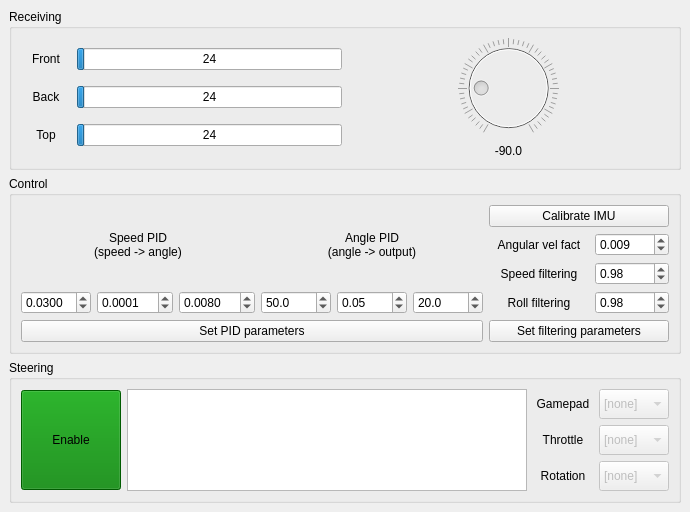
Before: the Qt Designer form src/rys_control/remote/src/UI/Layouts/RysRemoteMainWindowLayout.ui in GroupOfRobots/MiniRysV4ROS2, drawn with Qt 5.
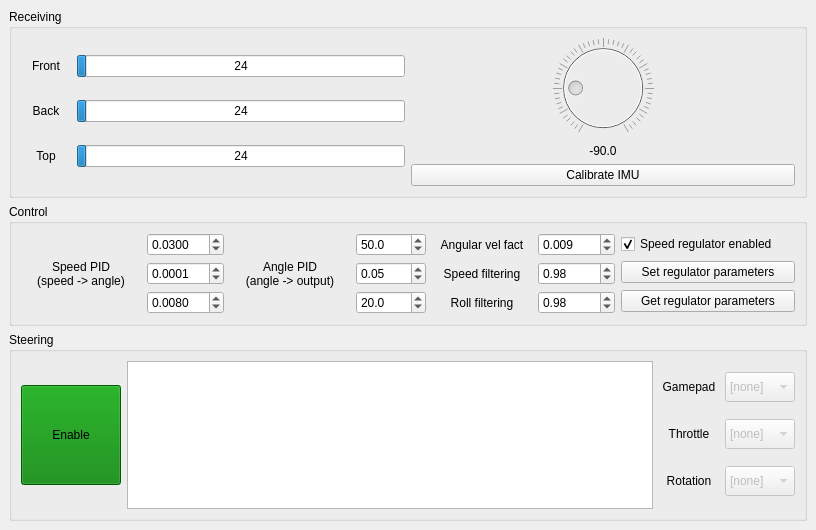
After: the same form once the commit is applied.

Commit message: rys_remote: * changed rys_messages->rys_interfaces * reorganized regulator settings, added disabling speed PID checkbox * changed buttons to set/get regulator parameters * added service clients to set/get regulator parameters (getter not implemented yet) * other minor changes

Patch:
```diff
--- a/src/rys_control/remote/src/UI/Layouts/RysRemoteMainWindowLayout.ui
+++ b/src/rys_control/remote/src/UI/Layouts/RysRemoteMainWindowLayout.ui
@@ -6,8 +6,8 @@
    <rect>
     <x>0</x>
     <y>0</y>
-    <width>690</width>
-    <height>499</height>
+    <width>816</width>
+    <height>530</height>
    </rect>
   </property>
   <property name="windowTitle">
@@ -257,6 +257,25 @@
            </property>
           </widget>
          </item>
+         <item>
+          <widget class="QPushButton" name="imuCalibrateButton">
+           <property name="sizePolicy">
+            <sizepolicy hsizetype="Minimum" vsizetype="Fixed">
+             <horstretch>0</horstretch>
+             <verstretch>0</verstretch>
+            </sizepolicy>
+           </property>
+           <property name="baseSize">
+            <size>
+             <width>0</width>
+             <height>0</height>
+            </size>
+           </property>
+           <property name="text">
+            <string>Calibrate IMU</string>
+           </property>
+          </widget>
+         </item>
         </layout>
        </item>
       </layout>
@@ -269,11 +288,7 @@
       </property>
       <layout class="QHBoxLayout" name="horizontalLayout_3">
        <item>
-        <layout class="QVBoxLayout" name="verticalLayout_4">
-         <item>
-          <layout class="QHBoxLayout" name="horizontalLayout_6">
-           <item>
-            <layout class="QVBoxLayout" name="verticalLayout_3">
+        <layout class="QHBoxLayout" name="horizontalLayout_7">
              <item>
               <widget class="QLabel" name="speedPIDLabel">
                <property name="minimumSize">
@@ -292,7 +307,7 @@
               </widget>
              </item>
              <item>
-              <layout class="QHBoxLayout" name="horizontalLayout_5">
+          <layout class="QVBoxLayout" name="verticalLayout">
                <item>
                 <widget class="QDoubleSpinBox" name="speedPSpinBox">
                  <property name="minimumSize">
@@ -364,7 +379,7 @@
             </layout>
            </item>
            <item>
-            <layout class="QVBoxLayout" name="verticalLayout_5">
+        <layout class="QHBoxLayout" name="horizontalLayout_5">
              <item>
               <widget class="QLabel" name="anglePIDLabel">
                <property name="minimumSize">
@@ -383,7 +398,7 @@
               </widget>
              </item>
              <item>
-              <layout class="QHBoxLayout" name="horizontalLayout_2">
+          <layout class="QVBoxLayout" name="verticalLayout_3">
                <item>
                 <widget class="QDoubleSpinBox" name="anglePSpinBox">
                  <property name="minimumSize">
@@ -442,38 +457,8 @@
              </item>
             </layout>
            </item>
-          </layout>
-         </item>
-         <item>
-          <widget class="QPushButton" name="setPIDsButton">
-           <property name="text">
-            <string>Set PID parameters</string>
-           </property>
-          </widget>
-         </item>
-        </layout>
-       </item>
        <item>
         <layout class="QVBoxLayout" name="filteringVerticalLayout">
-         <item>
-          <widget class="QPushButton" name="imuCalibrateButton">
-           <property name="sizePolicy">
-            <sizepolicy hsizetype="Minimum" vsizetype="Fixed">
-             <horstretch>0</horstretch>
-             <verstretch>0</verstretch>
-            </sizepolicy>
-           </property>
-           <property name="baseSize">
-            <size>
-             <width>0</width>
-             <height>0</height>
-            </size>
-           </property>
-           <property name="text">
-            <string>Calibrate IMU</string>
-           </property>
-          </widget>
-         </item>
          <item>
           <layout class="QHBoxLayout" name="speedFilteringHorizontalLayout_2">
            <item>
@@ -600,10 +585,31 @@
            </item>
           </layout>
          </item>
+        </layout>
+       </item>
          <item>
-          <widget class="QPushButton" name="setFilteringParamsButton">
+        <layout class="QVBoxLayout" name="verticalLayout_4">
+         <item>
+          <widget class="QCheckBox" name="speedRegulatorEnabledCheckBox">
            <property name="text">
-            <string>Set filtering parameters</string>
+            <string>Speed regulator enabled</string>
+           </property>
+           <property name="checked">
+            <bool>true</bool>
+           </property>
+          </widget>
+         </item>
+         <item>
+          <widget class="QPushButton" name="setRegulatorParametersButton">
+           <property name="text">
+            <string>Set regulator parameters</string>
+           </property>
+          </widget>
+         </item>
+         <item>
+          <widget class="QPushButton" name="getRegulatorParametersButton">
+           <property name="text">
+            <string>Get regulator parameters</string>
            </property>
           </widget>
          </item>
```
Lines whose indentation alone changed are shown as unchanged. The commit also changes 4 other files.
